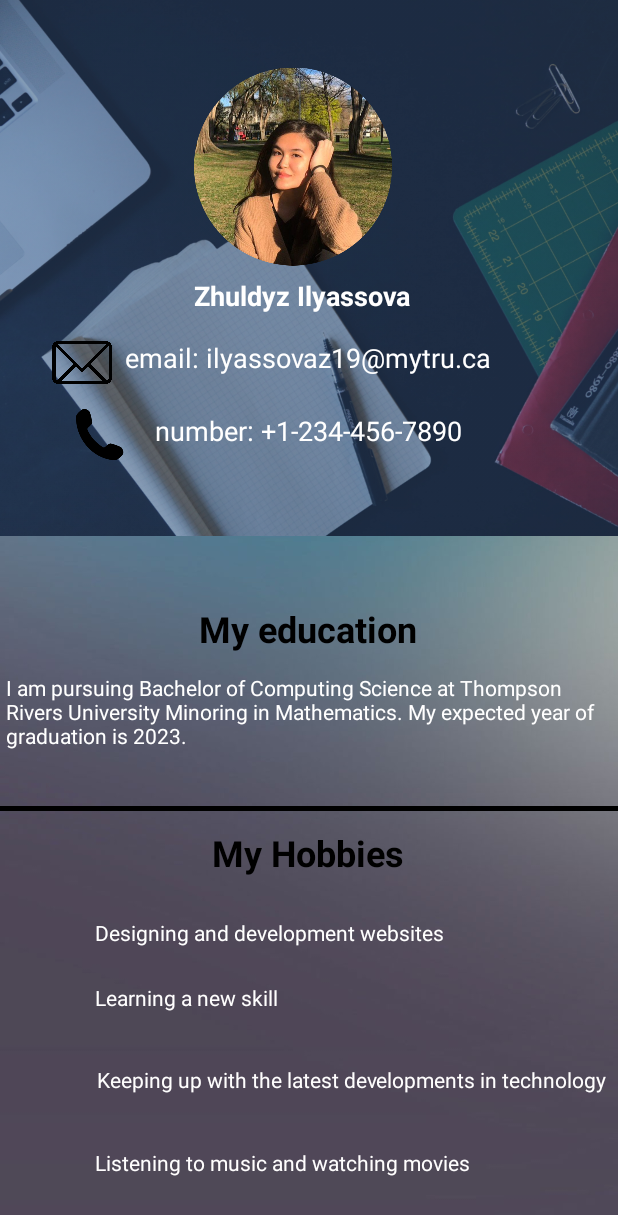
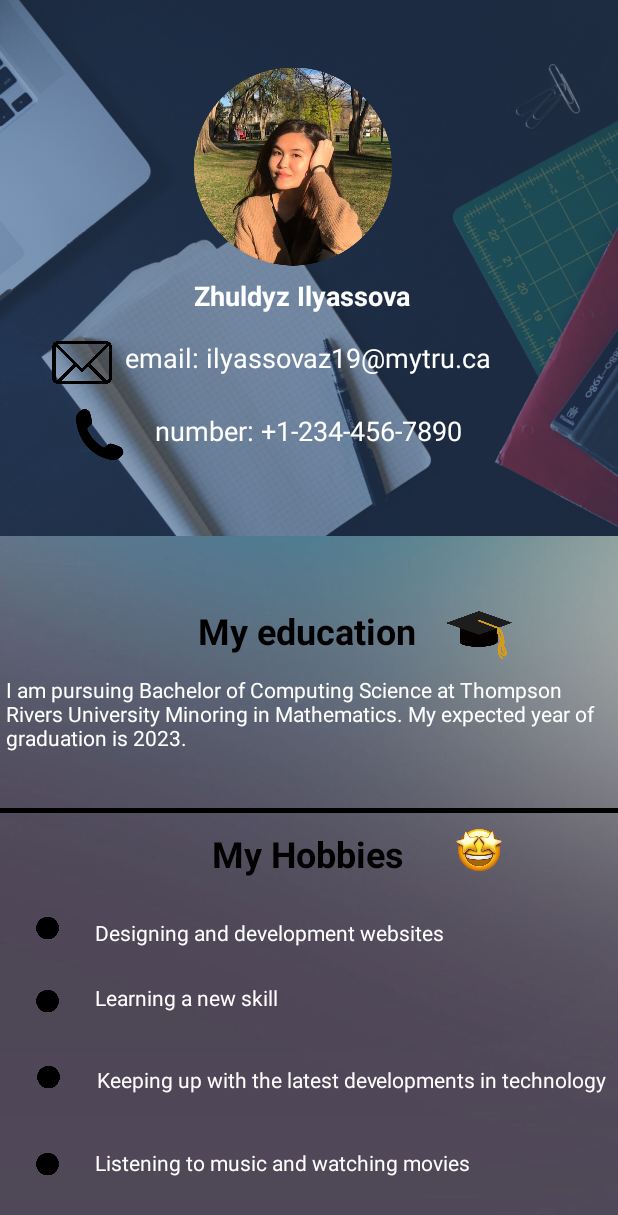
Before and after one commit to TitiMiti/Ass3TeamL, an Android app: the ZhuldyzActivity screen opened directly, with no data from a screen before it, on a phone screen of 412 x 824 dp. Shown: the top 1215 px of the screen. Run offline under Robolectric (Android 15) with nearby library versions, the phone set to English and light mode, and no system bars.

Commit message:
Added more information and improved design

```diff
--- a/app/src/main/res/layout/activity_zhuldyz.xml
+++ b/app/src/main/res/layout/activity_zhuldyz.xml
@@ -7,6 +7,39 @@
     tools:context=".ZhuldyzActivity"
     android:background="@drawable/gradient_bg"
     >
+
+    <ImageView
+        android:id="@+id/imageView16"
+        android:layout_width="39dp"
+        android:layout_height="29dp"
+        android:contentDescription="@string/dot_1"
+        app:layout_constraintBottom_toBottomOf="parent"
+        app:layout_constraintEnd_toStartOf="@+id/textView11"
+        app:layout_constraintStart_toStartOf="parent"
+        app:layout_constraintTop_toBottomOf="@+id/textView10"
+        app:srcCompat="@drawable/dot_png4" />
+
+    <ImageView
+        android:id="@+id/imageView15"
+        android:layout_width="39dp"
+        android:layout_height="29dp"
+        android:contentDescription="@string/dot_2"
+        app:layout_constraintBottom_toTopOf="@+id/imageView16"
+        app:layout_constraintEnd_toStartOf="@+id/textView10"
+        app:layout_constraintStart_toStartOf="parent"
+        app:layout_constraintTop_toBottomOf="@+id/textView9"
+        app:srcCompat="@drawable/dot_png4" />
+
+    <ImageView
+        android:id="@+id/imageView14"
+        android:layout_width="39dp"
+        android:layout_height="29dp"
+        android:contentDescription="dot_3"
+        app:layout_constraintBottom_toTopOf="@+id/imageView15"
+        app:layout_constraintEnd_toStartOf="@+id/textView9"
+        app:layout_constraintStart_toStartOf="parent"
+        app:layout_constraintTop_toBottomOf="@+id/hobbies_dc"
+        app:srcCompat="@drawable/dot_png4" />
 
     <TextView
         android:id="@+id/textView11"
@@ -128,21 +161,6 @@
         app:srcCompat="@drawable/_2971_200" />
 
     <TextView
-        android:id="@+id/text_dc"
-        android:layout_width="wrap_content"
-        android:layout_height="wrap_content"
-        android:text="@string/my_education"
-        android:textColor="@color/black"
-        android:textSize="24sp"
-        android:textStyle="bold"
-        app:layout_constraintBottom_toBottomOf="parent"
-        app:layout_constraintEnd_toEndOf="parent"
-        app:layout_constraintHorizontal_bias="0.498"
-        app:layout_constraintStart_toStartOf="parent"
-        app:layout_constraintTop_toBottomOf="@+id/image_bg"
-        app:layout_constraintVertical_bias="0.105" />
-
-    <TextView
         android:id="@+id/education_dc"
         android:layout_width="408dp"
         android:layout_height="52dp"
@@ -208,4 +226,57 @@
         app:layout_constraintTop_toBottomOf="@+id/hobbies_dc"
         app:layout_constraintVertical_bias="0.139" />
 
+    <ImageView
+        android:id="@+id/imageView11"
+        android:layout_width="48dp"
+        android:layout_height="53dp"
+        android:layout_marginStart="8dp"
+        android:contentDescription="@string/image_ed"
+        app:layout_constraintBottom_toTopOf="@+id/education_dc"
+        app:layout_constraintEnd_toEndOf="parent"
+        app:layout_constraintHorizontal_bias="0.123"
+        app:layout_constraintStart_toEndOf="@+id/text_dc"
+        app:layout_constraintTop_toBottomOf="@+id/image_bg"
+        app:layout_constraintVertical_bias="1.0"
+        app:srcCompat="@drawable/graduation_cap_clipart_collection_10" />
+
+    <ImageView
+        android:id="@+id/imageView12"
+        android:layout_width="49dp"
+        android:layout_height="38dp"
+        android:contentDescription="@string/image_emoji"
+        app:layout_constraintBottom_toTopOf="@+id/hobbies_dc"
+        app:layout_constraintEnd_toEndOf="parent"
+        app:layout_constraintHorizontal_bias="0.268"
+        app:layout_constraintStart_toEndOf="@+id/hobbies"
+        app:layout_constraintTop_toBottomOf="@+id/education_dc"
+        app:layout_constraintVertical_bias="0.634"
+        app:srcCompat="@drawable/_c433b4f99596168669faf0c" />
+
+    <ImageView
+        android:id="@+id/imageView13"
+        android:layout_width="39dp"
+        android:layout_height="29dp"
+        android:contentDescription="@string/dot_4"
+        app:layout_constraintBottom_toTopOf="@+id/imageView14"
+        app:layout_constraintEnd_toStartOf="@+id/hobbies_dc"
+        app:layout_constraintStart_toStartOf="parent"
+        app:layout_constraintTop_toBottomOf="@+id/hobbies"
+        app:srcCompat="@drawable/dot_png4" />
+
+    <TextView
+        android:id="@+id/text_dc"
+        android:layout_width="wrap_content"
+        android:layout_height="wrap_content"
+        android:text="@string/my_education"
+        android:textColor="@color/black"
+        android:textSize="24sp"
+        android:textStyle="bold"
+        app:layout_constraintBottom_toBottomOf="parent"
+        app:layout_constraintEnd_toEndOf="parent"
+        app:layout_constraintHorizontal_bias="0.494"
+        app:layout_constraintStart_toStartOf="parent"
+        app:layout_constraintTop_toBottomOf="@+id/image_bg"
+        app:layout_constraintVertical_bias="0.108" />
+
 </androidx.constraintlayout.widget.ConstraintLayout>
--- a/app/src/main/res/values/strings.xml
+++ b/app/src/main/res/values/strings.xml
@@ -32,4 +32,9 @@
     <string name="hobby_2">Learning a new skill</string>
     <string name="hobby_3">Listening to music and watching movies</string>
     <string name="hobby_4">Keeping up with the latest developments in technology</string>
+    <string name="image_ed">image_ed</string>
+    <string name="dot_2">dot_2</string>
+    <string name="dot_1">dot_1</string>
+    <string name="image_emoji">image_emoji</string>
+    <string name="dot_4">dot_4</string>
 </resources>
```
Also changed, not shown: app/src/main/res/drawable/_c433b4f99596168669faf0c.png (added), app/src/main/res/drawable/dot_png4.png (added), app/src/main/res/drawable/graduation_cap_clipart_collection_10.png (added).
